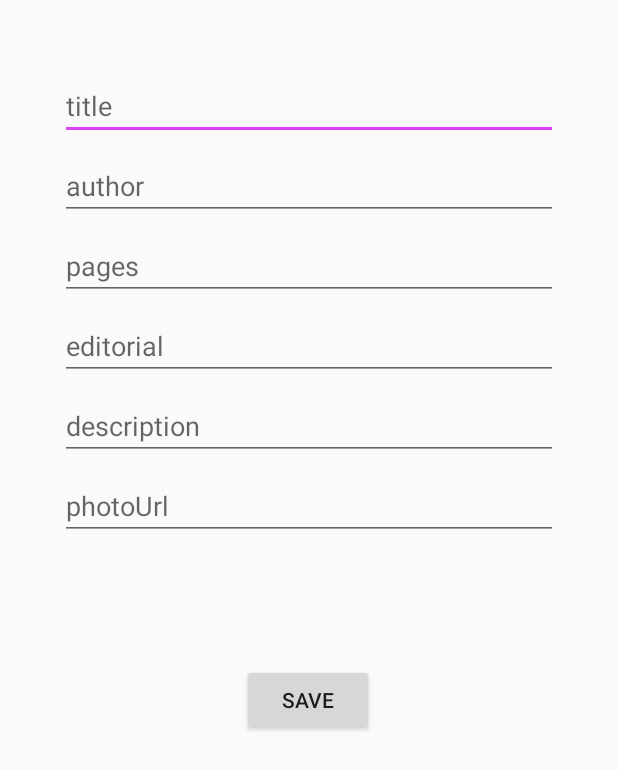
After one commit to AleCossioCh/Library, an Android app: the CreateBookActivity screen opened directly, with no data from a screen before it, on a phone screen of 412 x 824 dp. The commit adds this screen. Shown: the top 770 px of the screen. Run offline under Robolectric (Android 15) with nearby library versions, the phone set to English and light mode, and no system bars.

Commit message:
add new activity create_book

```diff
--- a/app/build.gradle
+++ b/app/build.gradle
@@ -31,6 +31,7 @@ dependencies {
     implementation 'androidx.core:core-ktx:1.3.1'
     implementation 'androidx.appcompat:appcompat:1.2.0'
     implementation 'androidx.constraintlayout:constraintlayout:2.0.1'
+    implementation 'androidx.annotation:annotation:1.1.0'
     testImplementation 'junit:junit:4.12'
     androidTestImplementation 'androidx.test.ext:junit:1.1.2'
     androidTestImplementation 'androidx.test.espresso:espresso-core:3.3.0'
--- a/app/src/main/AndroidManifest.xml
+++ b/app/src/main/AndroidManifest.xml
@@ -9,6 +9,9 @@
         android:roundIcon="@mipmap/ic_launcher_round"
         android:supportsRtl="true"
         android:theme="@style/MyMaterialTheme">
+        <activity
+            android:name=".ui.login.CreateBookActivity"
+            android:label="@string/title_activity_create_book"></activity>
         <activity android:name=".MainActivity">
             <intent-filter>
                 <action android:name="android.intent.action.MAIN" />
--- /dev/null
+++ b/app/src/main/java/ucb/bo/edu/ejercicio1/ui/login/CreateBookActivity.kt
@@ -0,0 +1,36 @@
+package ucb.bo.edu.ejercicio1.ui.login
+import android.app.Activity
+import android.content.Intent
+import android.os.Bundle
+import android.util.Log
+import android.widget.Button
+import android.widget.Toast
+import androidx.appcompat.app.AppCompatActivity
+import kotlinx.android.synthetic.main.activity_create_book.*
+import ucb.bo.edu.ejercicio1.*
+
+class CreateBookActivity : AppCompatActivity() {
+
+    override fun onCreate(savedInstanceState: Bundle?) {
+        super.onCreate(savedInstanceState)
+        setContentView(R.layout.activity_create_book)
+
+        val save = findViewById<Button>(R.id.btn_save)
+        save.setOnClickListener {
+            val title = editTextTitle.text.toString()
+            val pages = editTextPages.text.toString()
+            val editorial = editTextEditorial.text.toString()
+            val author = editTextAuthor.text.toString()
+            val description = editTextDescription.text.toString()
+            val photoUrl = editTextPhotoUrl.text.toString()
+            val intent:Intent = Intent(this, MainActivity::class.java)
+            intent.putExtra("title", title)
+            intent.putExtra("pages", pages)
+            intent.putExtra("editorial", editorial)
+            intent.putExtra("author", author)
+            intent.putExtra("description", description)
+            intent.putExtra("photoUrl", photoUrl)
+            startActivity(intent)
+        }
+    }
+}
--- /dev/null
+++ b/app/src/main/res/layout/activity_create_book.xml
@@ -0,0 +1,115 @@
+<?xml version="1.0" encoding="utf-8"?>
+<androidx.constraintlayout.widget.ConstraintLayout xmlns:android="http://schemas.android.com/apk/res/android"
+    xmlns:app="http://schemas.android.com/apk/res-auto"
+    xmlns:tools="http://schemas.android.com/tools"
+    android:id="@+id/container"
+    android:layout_width="match_parent"
+    android:layout_height="match_parent"
+    android:paddingLeft="@dimen/activity_horizontal_margin"
+    android:paddingTop="@dimen/activity_vertical_margin"
+    android:paddingRight="@dimen/activity_horizontal_margin"
+    android:paddingBottom="@dimen/activity_vertical_margin"
+    tools:context=".ui.login.CreateBookActivity">
+
+    <EditText
+        android:id="@+id/editTextTitle"
+        android:layout_width="0dp"
+        android:layout_height="wrap_content"
+        android:layout_marginStart="24dp"
+        android:layout_marginTop="32dp"
+        android:layout_marginEnd="24dp"
+        android:ems="10"
+        android:hint="@string/title"
+        app:layout_constraintEnd_toEndOf="parent"
+        app:layout_constraintHorizontal_bias="0.875"
+        app:layout_constraintStart_toStartOf="parent"
+        app:layout_constraintTop_toTopOf="parent" />
+
+    <EditText
+        android:id="@+id/editTextPages"
+        android:layout_width="0dp"
+        android:layout_height="wrap_content"
+        android:layout_marginStart="24dp"
+        android:layout_marginTop="8dp"
+        android:layout_marginEnd="24dp"
+        android:hint="@string/pages"
+        android:ems="10"
+        app:layout_constraintEnd_toEndOf="parent"
+        app:layout_constraintStart_toStartOf="parent"
+        app:layout_constraintTop_toBottomOf="@+id/editTextAuthor" />
+
+    <EditText
+        android:id="@+id/editTextEditorial"
+        android:layout_width="0dp"
+        android:layout_height="wrap_content"
+        android:layout_marginStart="24dp"
+        android:layout_marginTop="8dp"
+        android:layout_marginEnd="24dp"
+        android:ems="10"
+        android:hint="@string/editorial"
+        app:layout_constraintEnd_toEndOf="parent"
+        app:layout_constraintStart_toStartOf="parent"
+        app:layout_constraintTop_toBottomOf="@+id/editTextPages" />
+
+    <EditText
+        android:id="@+id/editTextAuthor"
+        android:layout_width="0dp"
+        android:layout_height="wrap_content"
+        android:layout_marginStart="24dp"
+        android:layout_marginTop="8dp"
+        android:layout_marginEnd="24dp"
+        android:ems="10"
+        android:hint="@string/author"
+        app:layout_constraintEnd_toEndOf="parent"
+        app:layout_constraintHorizontal_bias="0.812"
+        app:layout_constraintStart_toStartOf="parent"
+        app:layout_constraintTop_toBottomOf="@+id/editTextTitle" />
+
+    <Button
+        android:id="@+id/btn_save"
+        android:layout_width="wrap_content"
+        android:layout_height="wrap_content"
+        android:layout_gravity="start"
+        android:layout_marginStart="48dp"
+        android:layout_marginTop="16dp"
+        android:layout_marginEnd="48dp"
+        android:layout_marginBottom="50dp"
+        android:enabled="true"
+        android:text="@string/btn_save"
+        app:layout_constraintBottom_toBottomOf="parent"
+        app:layout_constraintEnd_toEndOf="parent"
+        app:layout_constraintHorizontal_bias="0.496"
+        app:layout_constraintStart_toStartOf="parent"
+        app:layout_constraintTop_toBottomOf="@+id/editTextPhotoUrl"
+        app:layout_constraintVertical_bias="0.2" />
+
+    <EditText
+        android:id="@+id/editTextDescription"
+        android:layout_width="0dp"
+        android:layout_height="wrap_content"
+        android:layout_marginStart="24dp"
+        android:layout_marginTop="8dp"
+        android:layout_marginEnd="24dp"
+        android:ems="10"
+        android:hint="@string/description"
+        app:layout_constraintEnd_toEndOf="parent"
+        app:layout_constraintHorizontal_bias="0.0"
+        app:layout_constraintStart_toStartOf="parent"
+        app:layout_constraintTop_toBottomOf="@+id/editTextEditorial" />
+
+    <EditText
+        android:id="@+id/editTextPhotoUrl"
+        android:layout_width="0dp"
+        android:layout_height="wrap_content"
+        android:layout_marginStart="24dp"
+        android:layout_marginTop="8dp"
+        android:layout_marginEnd="24dp"
+        android:ems="10"
+        android:inputType="textPersonName"
+        android:hint="@string/photoUrl"
+        app:layout_constraintEnd_toEndOf="parent"
+        app:layout_constraintHorizontal_bias="0.0"
+        app:layout_constraintStart_toStartOf="parent"
+        app:layout_constraintTop_toBottomOf="@+id/editTextDescription" />
+
+</androidx.constraintlayout.widget.ConstraintLayout>
--- a/app/src/main/res/layout/activity_main.xml
+++ b/app/src/main/res/layout/activity_main.xml
@@ -31,6 +31,7 @@
         android:layout_width="wrap_content"
         android:layout_height="wrap_content"
         android:layout_margin="16dp"
+        android:src="@drawable/ic_baseline_add_24"
         android:contentDescription="@string/add_book"/>
 
 </androidx.constraintlayout.widget.ConstraintLayout>
--- /dev/null
+++ b/app/src/main/res/values/dimens.xml
@@ -0,0 +1,5 @@
+<resources>
+    <!-- Default screen margins, per the Android Design guidelines. -->
+    <dimen name="activity_horizontal_margin">16dp</dimen>
+    <dimen name="activity_vertical_margin">16dp</dimen>
+</resources>
--- a/app/src/main/res/values/strings.xml
+++ b/app/src/main/res/values/strings.xml
@@ -1,4 +1,12 @@
 <resources>
     <string name="app_name">Ejercicio1</string>
     <string name="add_book">Add</string>
+    <string name="title_activity_create_book">CreateBookActivity</string>
+    <string name="editorial">editorial</string>
+    <string name="title">title</string>
+    <string name="pages">pages</string>
+    <string name="author">author</string>
+    <string name="btn_save">save</string>
+    <string name="description">description</string>
+    <string name="photoUrl">photoUrl</string>
 </resources>
```
Also changed, not shown: app/src/main/java/ucb/bo/edu/ejercicio1/MainActivity.kt (+26 -7 lines), app/src/main/java/ucb/bo/edu/ejercicio1/data/LoginDataSource.kt (added, +24 -0 lines), app/src/main/java/ucb/bo/edu/ejercicio1/data/LoginRepository.kt (added, +46 -0 lines), app/src/main/java/ucb/bo/edu/ejercicio1/data/Result.kt (added, +18 -0 lines), app/src/main/java/ucb/bo/edu/ejercicio1/data/model/LoggedInUser.kt (added, +9 -0 lines), app/src/main/res/drawable/ic_baseline_add_24.xml (added, +10 -0 lines), 2 other files.
